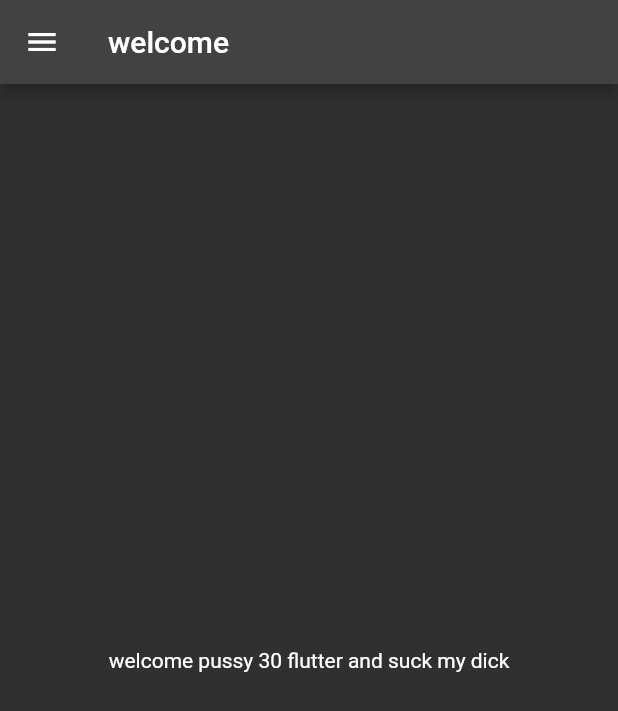
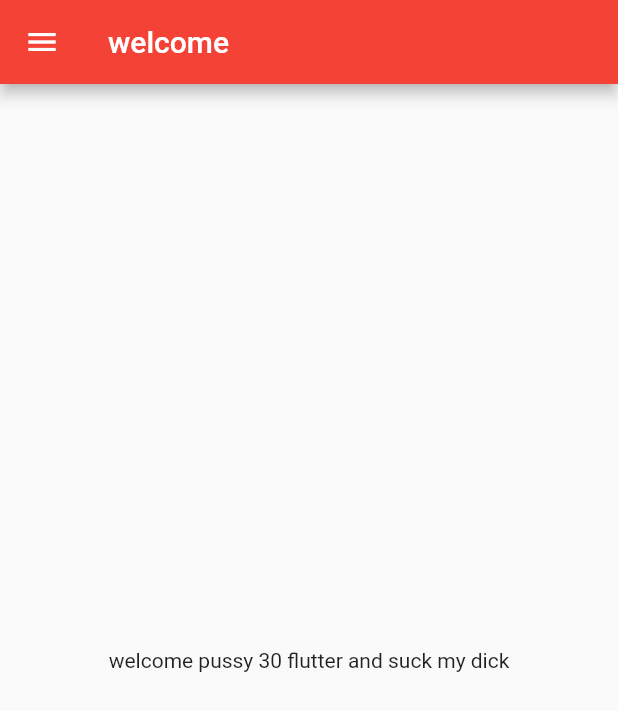
Before and after one commit to Saket2610/30DaysOfFlutter, a Flutter app: the screen it shows after launch, on a phone screen of 412 x 824 dp. Shown: the top 711 px of the screen. Run offline on Flutter 3.47's test engine with Material 2 defaults, Android fonts, the phone set to English and light mode, and no system bars.

Commit message:
day 3 completed

```diff
--- a/lib/pages/main.dart
+++ b/lib/pages/main.dart
@@ -1,5 +1,6 @@
 import 'package:flutter/material.dart';
 import 'package:flutter_first/pages/home_page.dart';
+import 'package:flutter_first/pages/login_page.dart';
 
 void main() {
   runApp(myapp());
@@ -19,9 +20,17 @@ class myapp extends StatelessWidget {
     //in case of var , it can take any value but it is assigned my the compiler
     // num can take both kind int or double
     return MaterialApp(
-      home: HomePage(),
-      themeMode: ThemeMode.dark,
+      // home: HomePage(),
+      theme: ThemeData(primarySwatch: Colors.red),
+      themeMode: ThemeMode.light,
       darkTheme: ThemeData(brightness: Brightness.dark),
+      initialRoute: "/Login",
+      routes: {
+        // slash wala front main dikhata hai
+        "/": (context) => login_page(),
+        "/Login": (context) => HomePage()
+        // login_page class ka naam hai
+      },
     );
   }
 
```
Also changed, not shown: lib/pages/login_page.dart (added, +18 -0 lines).
